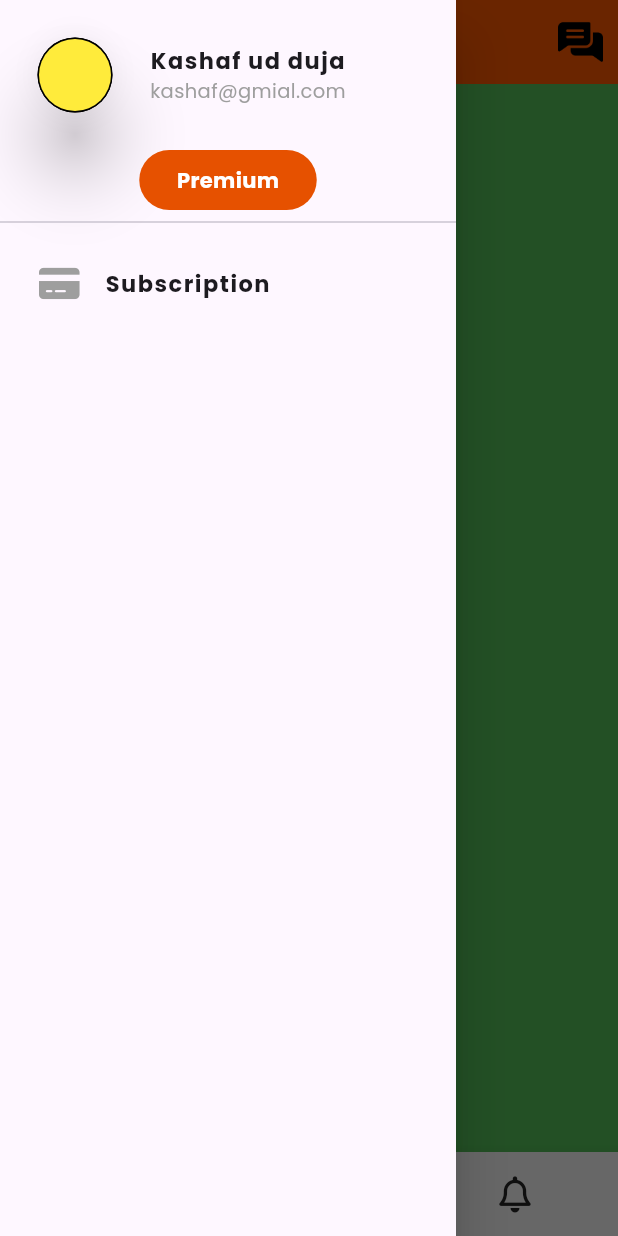
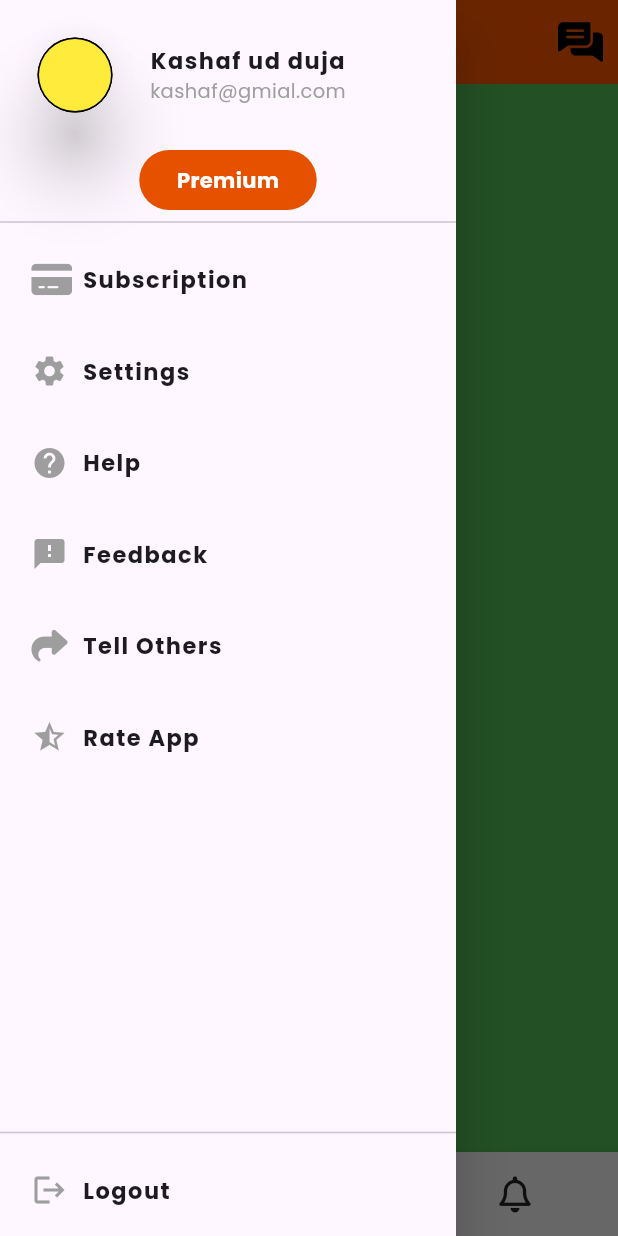
Before and after one commit to kashaf-ud-duja/All_fixs_flutter-projects, a Flutter app: the screen it shows after launch, with the side drawer open, on a phone screen of 412 x 824 dp. Run offline on Flutter 3.47's test engine with Material 3 defaults, Android fonts, the phone set to English and light mode, and no system bars; drawn by our look-alikes of animated_bottom_navigation_bar, circular_profile_avatar, getwidget; our stand-ins replace flutter_sizer, font_awesome_flutter, google_fonts, page_transition, rounded_loading_button_plus.

Commit message:
Complete drawer implementation

```diff
--- a/all_fixs/lib/Views/Homepage/home_page.dart
+++ b/all_fixs/lib/Views/Homepage/home_page.dart
@@ -1,5 +1,5 @@
-import 'dart:js_util';
 
+import 'package:all_fixs/Views/Widgets/Homepage/drawer_list_tile.dart';
 import 'package:animated_bottom_navigation_bar/animated_bottom_navigation_bar.dart';
 import 'package:circular_profile_avatar/circular_profile_avatar.dart';
 import 'package:flutter/cupertino.dart';
@@ -110,14 +110,14 @@ class _HomePageState extends State<HomePage> {
                             radius: 40,
                             cacheImage: true,
                             errorWidget: (context, url, error) {
-                              return Icon(
+                              return const Icon(
                                 Icons.face,
                                 size: 50,
                               );
                             },
                             onTap: () {
                               pageController.animateToPage(0,
-                                  duration: Duration(milliseconds: 300),
+                                  duration: const Duration(milliseconds: 300),
                                   curve: Curves.linear);
                               Navigator.of(context).pop();
                             },
@@ -182,42 +182,28 @@ class _HomePageState extends State<HomePage> {
                     )
                   ],
                 )),
-            Expanded(
+            const Expanded(
               flex: 0,
               child: Divider(),
             ),
             Column(
               children: [
-                ListTile(
-                  title: Container(
-                    alignment: Alignment.center,
-                    height: 50,
-                    child: Row(
-                      children: [
-                        Padding(
-                          padding: const EdgeInsets.symmetric(horizontal: 10.0),
-                          child: Icon(
-                            FontAwesomeIcons.solidCreditCard,
-                            color: Colors.grey,
-                          ),
-                        ),
-                        Padding(
-                          padding: const EdgeInsets.symmetric(horizontal: 10.0),
-                          child: Text(
-                            "Subscription",
-                            textAlign: TextAlign.left,
-                            style: GoogleFonts.poppins(
-                                fontWeight: FontWeight.w700,
-                                fontSize: 15,
-                                letterSpacing: 1),
-                          ),
-                        ),
-                      ],
-                    ),
-                  ),
-                )
+              DrawerListTile(IconName: FontAwesomeIcons.solidCreditCard, TileTitle: "Subscription"),
+              DrawerListTile(IconName: Icons.settings, TileTitle: "Settings"),
+              DrawerListTile(IconName: Icons.help, TileTitle: "Help"),
+              DrawerListTile(IconName: Icons.feedback, TileTitle: "Feedback"),
+              DrawerListTile(IconName: FontAwesomeIcons.share, TileTitle: "Tell Others"),
+              DrawerListTile(IconName: Icons.star_half_sharp, TileTitle: "Rate App"),
               ],
-            )
+            ),
+            Expanded(
+              child: Column(
+                mainAxisAlignment: MainAxisAlignment.end,
+              children: [
+               Divider(),
+               DrawerListTile(IconName: Icons.logout, TileTitle: "Logout")
+              ],
+            ))
           ],
         ),
       ),
--- /dev/null
+++ b/all_fixs/lib/Views/Widgets/Homepage/drawer_list_tile.dart
@@ -0,0 +1,49 @@
+import 'package:flutter/material.dart';
+import 'package:google_fonts/google_fonts.dart';
+class DrawerListTile extends StatelessWidget {
+   final IconData IconName;
+   final String TileTitle;
+
+   DrawerListTile({
+    //building constructor
+    required this.IconName,
+    required this.TileTitle,
+   });
+
+  @override
+  Widget build(BuildContext context) {
+    return GestureDetector(
+                  onTap: () {
+
+                  },
+                  child: ListTile(
+                    title: Container(
+                      alignment: Alignment.center,
+                      height: 45,
+                      child: Row(
+                        children: [
+                           Padding(
+                            padding: EdgeInsets.symmetric(horizontal: 5.0),
+                            child: Icon(
+                              IconName,
+                              color: Colors.grey,
+                            ),
+                          ),
+                          Padding(
+                            padding: const EdgeInsets.symmetric(horizontal: 5.0),
+                            child: Text(
+                              TileTitle,
+                              textAlign: TextAlign.left,
+                              style: GoogleFonts.poppins(
+                                  fontWeight: FontWeight.w700,
+                                  fontSize: 15,
+                                  letterSpacing: 1),
+                            ),
+                          ),
+                        ],
+                      ),
+                    ),
+                  ),
+                );
+  }
+}
```
